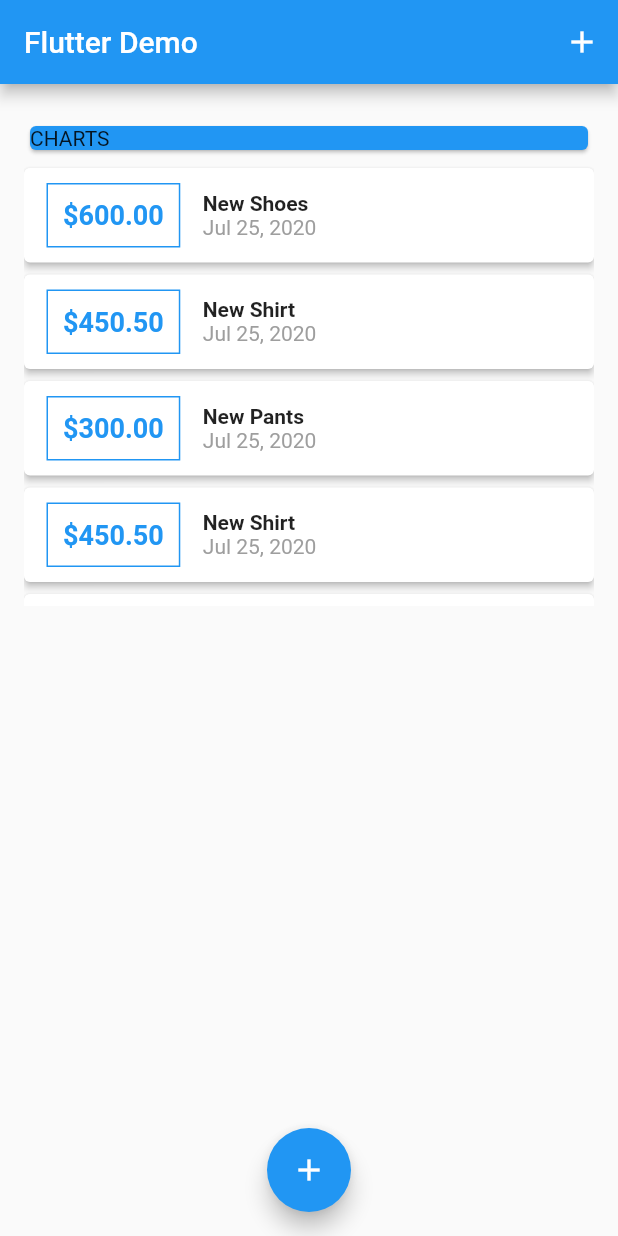
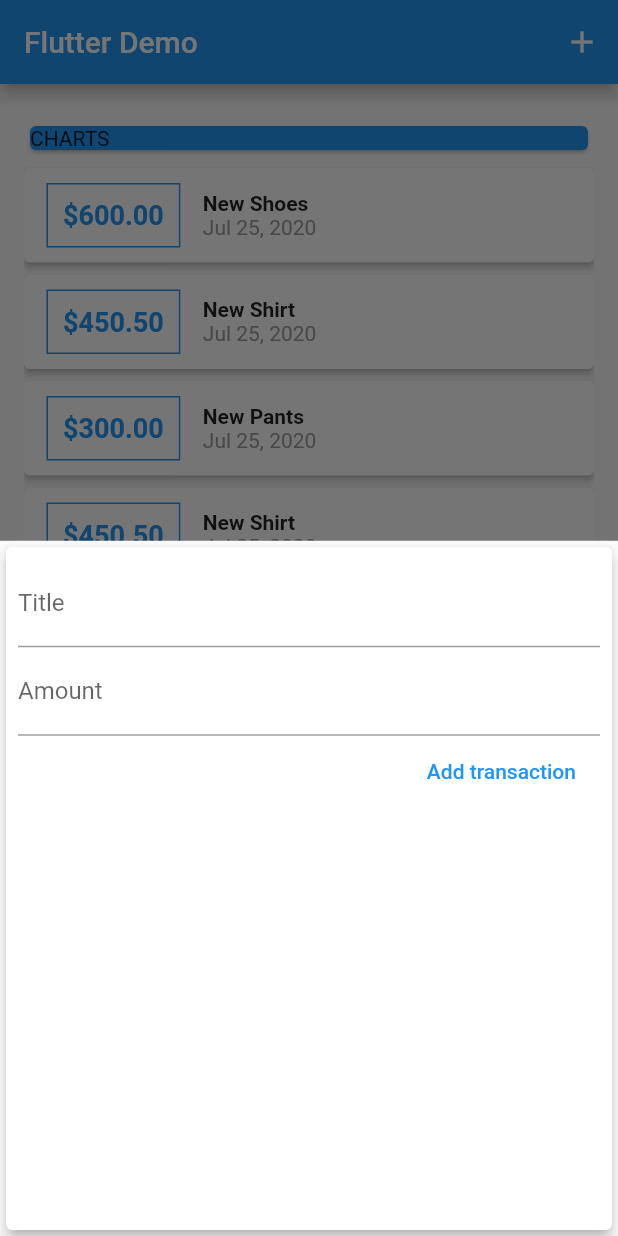
Before and after one commit to ranger163/Expenses, a Flutter app: the screen it shows after launch, after a tap on the "add" icon, on a phone screen of 412 x 824 dp. Run offline on Flutter 3.47's test engine with Material 2 defaults, Android fonts, the phone set to English and light mode, and no system bars.

Commit message:
Showing modal bottom sheet

```diff
--- a/lib/main.dart
+++ b/lib/main.dart
@@ -37,6 +37,7 @@ class _MyHomePageState extends State<MyHomePage> {
         id: "id3", title: "New Pants", amount: 300.00, date: DateTime.now()),
   ];
 
+  /// Adding new transaction information to the list
   void _addTransaction(String title, double amount) {
     setState(() {
       _transactionsList.add(Transaction(
@@ -47,6 +48,7 @@ class _MyHomePageState extends State<MyHomePage> {
     });
   }
 
+  /// Starting bottom sheet to let user fill his transaction info
   void _startAddNewTransactionSheet(BuildContext context) {
     showModalBottomSheet(
         context: context,
@@ -60,7 +62,9 @@ class _MyHomePageState extends State<MyHomePage> {
     return Scaffold(
       appBar: AppBar(
         actions: <Widget>[
-          IconButton(icon: Icon(Icons.add), onPressed: () {}),
+          IconButton(
+              icon: Icon(Icons.add),
+              onPressed: () => _startAddNewTransactionSheet(context)),
         ],
         title: Text('Flutter Demo'),
       ),
@@ -87,7 +91,7 @@ class _MyHomePageState extends State<MyHomePage> {
       floatingActionButtonLocation: FloatingActionButtonLocation.centerFloat,
       floatingActionButton: FloatingActionButton(
         child: Icon(Icons.add),
-        onPressed: () {},
+        onPressed: () => _startAddNewTransactionSheet(context),
       ),
     );
   }
--- a/lib/widgets/transaction_input_form.dart
+++ b/lib/widgets/transaction_input_form.dart
@@ -24,7 +24,6 @@ class TransactionInputForm extends StatelessWidget {
   @override
   Widget build(BuildContext context) {
     return Card(
-      margin: EdgeInsets.only(top: 16, bottom: 16),
       elevation: 4,
       child: Container(
         padding: EdgeInsets.all(8),
```
